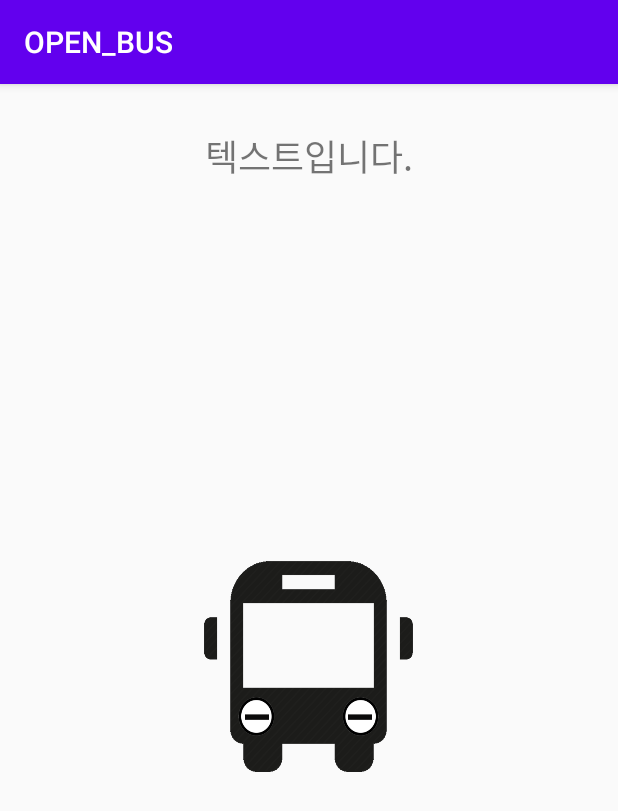
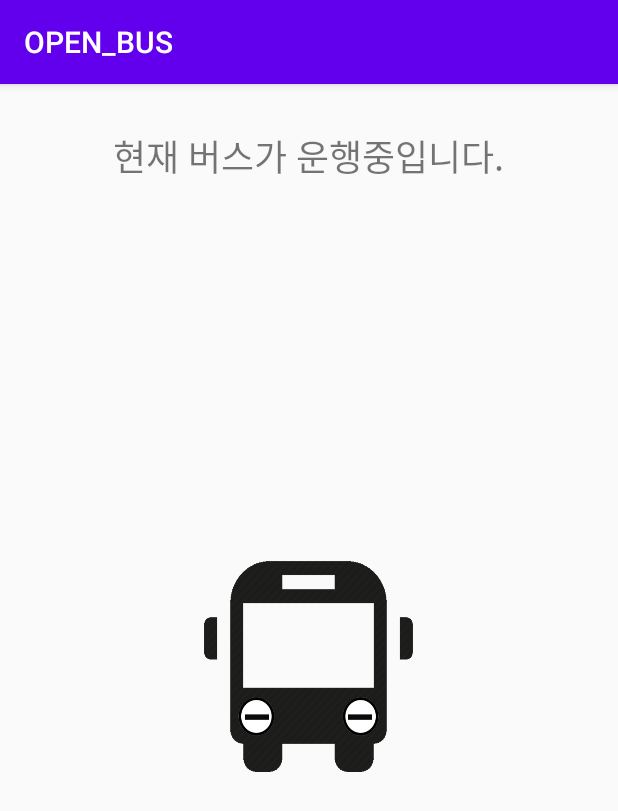
Before and after one commit to dokdogalmaegi/MyBus, an Android app: the screen it shows after launch (MainActivity), on a phone screen of 412 x 824 dp. Shown: the top 811 px of the screen. Run offline under Robolectric (Android 15) with nearby library versions, the phone set to English and light mode, and no system bars.

```diff
--- a/app/src/main/java/com/example/open_bus/MainActivity.java
+++ b/app/src/main/java/com/example/open_bus/MainActivity.java
@@ -53,7 +53,7 @@ public class MainActivity extends AppCompatActivity {
     JSONObject jsonObj;
     Timer timer;
     TextView noticeTitle;
-    String result = "텍스트입니다.";
+    String result = "현재 버스가 운행중입니다.";
 
     public void startTimer() {
         TimerTask timerTask = new TimerTask() {
@@ -113,7 +113,7 @@ public class MainActivity extends AppCompatActivity {
                         }
                     });
                     getBusThread.start();
-                } else System.out.println(getTime());
+                }
             }
         };
 
```
Also changed, not shown: 2 other files.
